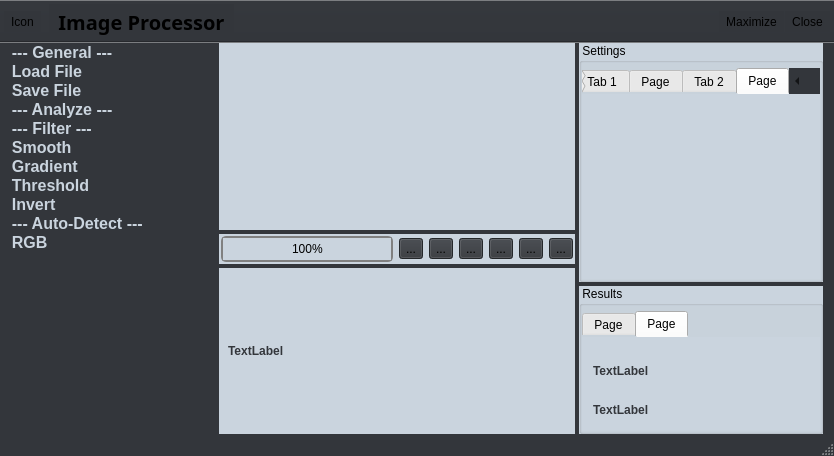
This is ImageProcessor/mainwindow.ui in gitdev1234/ImageProcessor as Qt 5 draws it before an edit. The edited form follows.
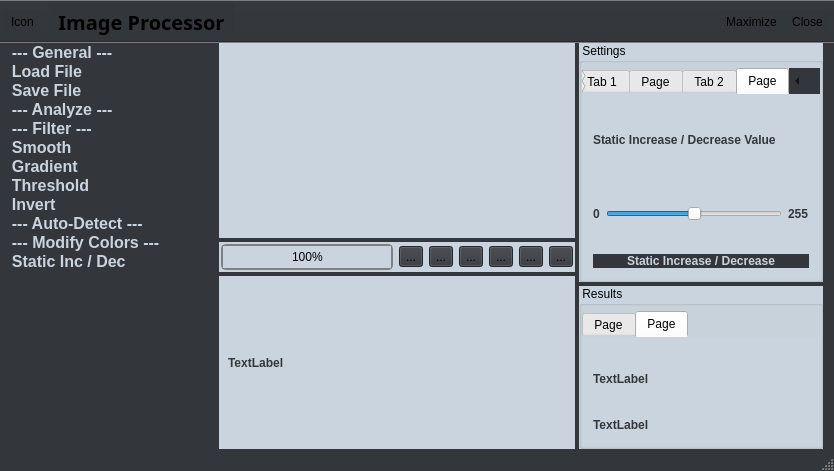
This is the edited form. The open tabs and pages were chosen to show the change. Icons and pictures are not drawn.

```diff
--- a/ImageProcessor/mainwindow.ui
+++ b/ImageProcessor/mainwindow.ui
@@ -7,7 +7,7 @@
     <x>0</x>
     <y>0</y>
     <width>834</width>
-    <height>419</height>
+    <height>471</height>
    </rect>
   </property>
   <property name="windowTitle">
@@ -262,7 +262,16 @@
        </item>
        <item>
         <property name="text">
-         <string>  RGB</string>
+         <string>  --- Modify Colors ---</string>
+        </property>
+        <property name="icon">
+         <iconset resource="ressources.qrc">
+          <normaloff>:/res/resources/modify.png</normaloff>:/res/resources/modify.png</iconset>
+        </property>
+       </item>
+       <item>
+        <property name="text">
+         <string>  Static Inc / Dec</string>
         </property>
         <property name="icon">
          <iconset resource="ressources.qrc">
@@ -329,7 +338,7 @@
               <x>0</x>
               <y>0</y>
               <width>380</width>
-              <height>156</height>
+              <height>182</height>
              </rect>
             </property>
             <property name="styleSheet">
@@ -472,7 +481,7 @@
               <x>0</x>
               <y>0</y>
               <width>380</width>
-              <height>160</height>
+              <height>186</height>
              </rect>
             </property>
             <property name="styleSheet">
@@ -999,6 +1008,53 @@
                <attribute name="title">
                 <string>Page</string>
                </attribute>
+               <layout class="QVBoxLayout" name="verticalLayout_14">
+                <item>
+                 <widget class="QLabel" name="label_20">
+                  <property name="text">
+                   <string>Static Increase / Decrease Value</string>
+                  </property>
+                 </widget>
+                </item>
+                <item>
+                 <layout class="QHBoxLayout" name="horizontalLayout_9">
+                  <item>
+                   <widget class="QLabel" name="label_21">
+                    <property name="text">
+                     <string>0</string>
+                    </property>
+                   </widget>
+                  </item>
+                  <item>
+                   <widget class="QSlider" name="horizontalSlider_6">
+                    <property name="minimum">
+                     <number>-255</number>
+                    </property>
+                    <property name="maximum">
+                     <number>255</number>
+                    </property>
+                    <property name="orientation">
+                     <enum>Qt::Horizontal</enum>
+                    </property>
+                   </widget>
+                  </item>
+                  <item>
+                   <widget class="QLabel" name="label_22">
+                    <property name="text">
+                     <string>255</string>
+                    </property>
+                   </widget>
+                  </item>
+                 </layout>
+                </item>
+                <item>
+                 <widget class="QPushButton" name="pushButton_3">
+                  <property name="text">
+                   <string>Static Increase / Decrease</string>
+                  </property>
+                 </widget>
+                </item>
+               </layout>
               </widget>
              </widget>
             </item>
```
Left out of the diff: 2 changed lines with no effect on the pictures.
